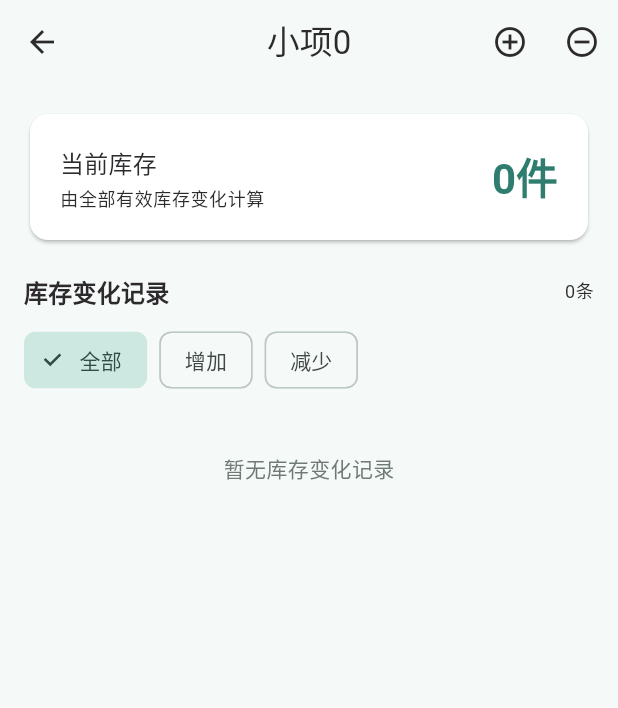
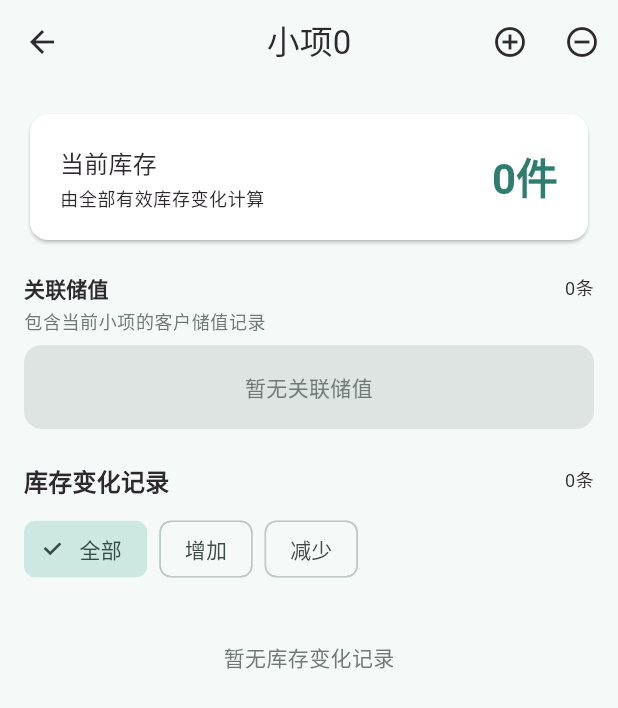
Before and after one commit to runzhiyyds/yiyangnian, a Flutter app: the InventoryItemDetailScreen screen opened directly with empty values, on a phone screen of 412 x 824 dp. Shown: the top 708 px of the screen. Run offline on Flutter 3.47's test engine with Material 3 defaults, Android fonts, the phone set to English and light mode, and no system bars; our stand-ins replace firebase_core, firebase_messaging, go_router, math_expressions, package_info_plus, shimmer and 1 more; missing offline and left inert: lunar; accounts and stored records are empty; network calls fail.

Commit message:
feat: show storages linked to inventory items

```diff
--- /dev/null
+++ b/app/lib/features/inventory/widgets/inventory_linked_storages.dart
@@ -0,0 +1,132 @@
+import 'package:flutter/material.dart';
+
+import '../../storage/storage_model.dart';
+
+class InventoryLinkedStorages extends StatelessWidget {
+  const InventoryLinkedStorages({
+    super.key,
+    required this.storages,
+    required this.onTap,
+    this.maxVisible,
+    this.onViewAll,
+  });
+
+  final List<StorageRecordModel> storages;
+  final ValueChanged<StorageRecordModel> onTap;
+  final int? maxVisible;
+  final VoidCallback? onViewAll;
+
+  @override
+  Widget build(BuildContext context) {
+    final visible = maxVisible == null
+        ? storages
+        : storages.take(maxVisible!).toList(growable: false);
+    final hasMore = visible.length < storages.length;
+
+    return Column(
+      crossAxisAlignment: CrossAxisAlignment.start,
+      children: [
+        Row(
+          children: [
+            Expanded(
+              child: Text(
+                '关联储值',
+                style: Theme.of(
+                  context,
+                ).textTheme.titleSmall?.copyWith(fontWeight: FontWeight.w700),
+              ),
+            ),
+            Text(
+              '${storages.length}条',
+              style: Theme.of(context).textTheme.bodySmall,
+            ),
+          ],
+        ),
+        const SizedBox(height: 4),
+        Text(
+          '包含当前小项的客户储值记录',
+          style: Theme.of(context).textTheme.bodySmall?.copyWith(
+            color: Theme.of(context).colorScheme.outline,
+          ),
+        ),
+        const SizedBox(height: 8),
+        if (storages.isEmpty)
+          Container(
+            width: double.infinity,
+            padding: const EdgeInsets.symmetric(horizontal: 14, vertical: 18),
+            decoration: BoxDecoration(
+              color: Theme.of(context).colorScheme.surfaceContainerHighest,
+              borderRadius: BorderRadius.circular(12),
+            ),
+            child: Text(
+              '暂无关联储值',
+              textAlign: TextAlign.center,
+              style: TextStyle(color: Theme.of(context).colorScheme.outline),
+            ),
+          )
+        else
+          Card(
+            margin: EdgeInsets.zero,
+            child: Column(
+              children: [
+                for (var index = 0; index < visible.length; index++) ...[
+                  _StorageTile(
+                    storage: visible[index],
+                    onTap: () => onTap(visible[index]),
+                  ),
+                  if (index != visible.length - 1)
+                    const Divider(height: 1, indent: 16, endIndent: 16),
+                ],
+                if (hasMore && onViewAll != null) ...[
+                  const Divider(height: 1),
+                  TextButton.icon(
+                    onPressed: onViewAll,
+                    icon: const Icon(Icons.list_alt_outlined, size: 18),
+                    label: Text('查看全部 ${storages.length} 条储值'),
+                  ),
+                ],
+              ],
+            ),
+          ),
+      ],
+    );
+  }
+}
+
+class _StorageTile extends StatelessWidget {
+  const _StorageTile({required this.storage, required this.onTap});
+
+  final StorageRecordModel storage;
+  final VoidCallback onTap;
+
+  @override
+  Widget build(BuildContext context) {
+    final date = storage.storageDate;
+    final dateText =
+        '${date.year}-${date.month.toString().padLeft(2, '0')}-${date.day.toString().padLeft(2, '0')}';
+    final code = storage.code.trim().isEmpty ? '储值记录' : storage.code.trim();
+    return ListTile(
+      leading: CircleAvatar(
+        backgroundColor: Theme.of(context).colorScheme.primaryContainer,
+        child: Icon(
+          Icons.account_balance_wallet_outlined,
+          color: Theme.of(context).colorScheme.primary,
+          size: 20,
+        ),
+      ),
+      title: Text(
+        storage.customerName,
+        maxLines: 1,
+        overflow: TextOverflow.ellipsis,
+      ),
+      subtitle: Text(
+        '$code · $dateText\n¥${storage.amount.toStringAsFixed(0)} · ${storage.totalCount}次',
+        maxLines: 2,
+        overflow: TextOverflow.ellipsis,
+      ),
+      isThreeLine: true,
+      trailing: const Icon(Icons.chevron_right),
+      onTap: onTap,
+    );
+  }
+}
```
Also changed, not shown: app/lib/features/inventory/inventory_item_detail_screen.dart (+24 -16 lines), app/lib/features/inventory/inventory_options_screen.dart (+30 -11 lines), 1 other file.
